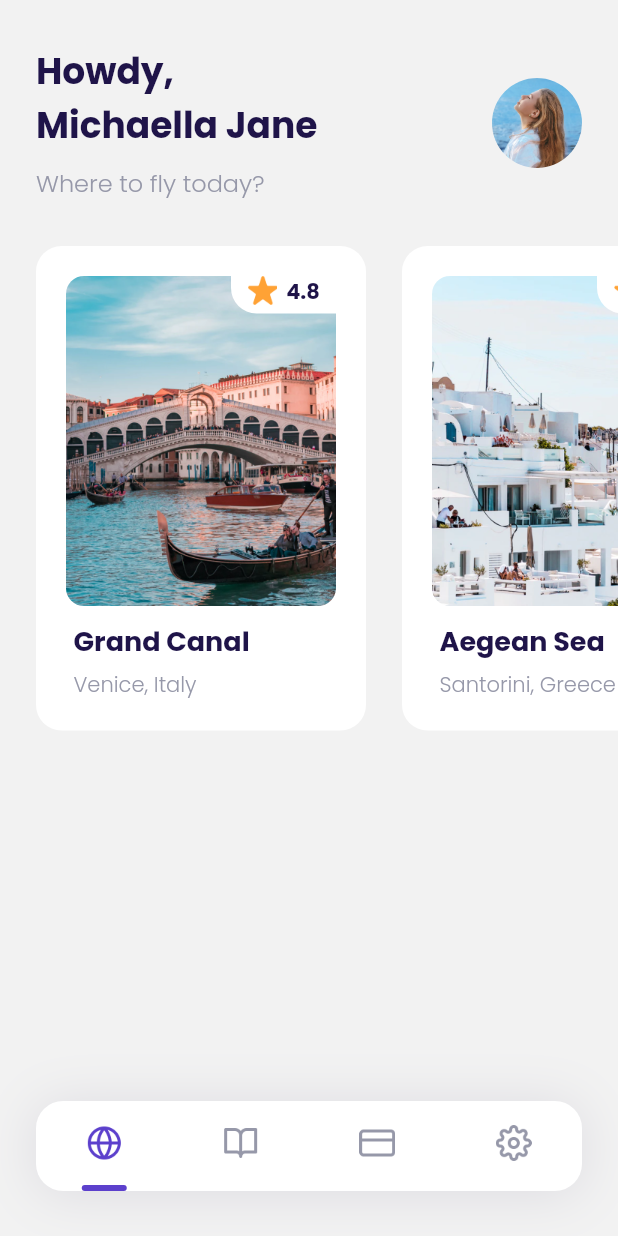
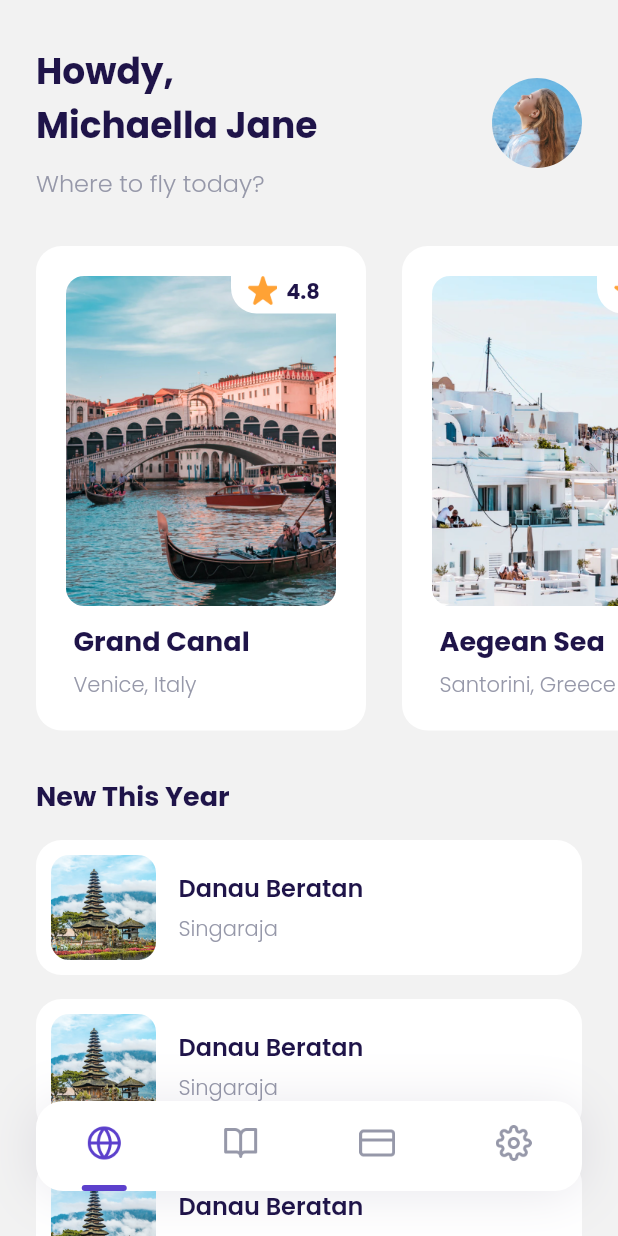
Before and after one commit to davadaviar/travel-app-intro, a Flutter app: the MainPage screen opened by its route, on a phone screen of 412 x 824 dp. Run offline on Flutter 3.47's test engine with Material 2 defaults, Android fonts, the phone set to English and light mode, and no system bars; our stand-ins replace google_fonts.

Commit message:
Add new destination section

```diff
--- a/lib/ui/pages/home_page.dart
+++ b/lib/ui/pages/home_page.dart
@@ -1,5 +1,6 @@
 import 'package:flutter/material.dart';
 import 'package:flutter_travel_bwa/ui/widgets/custom_destination_card.dart';
+import 'package:flutter_travel_bwa/ui/widgets/custom_new_destination.dart';
 import '../../shared/theme.dart';
 
 class HomePage extends StatelessWidget {
@@ -97,10 +98,39 @@ class HomePage extends StatelessWidget {
       );
     }
 
+    ;
+
+    Widget newDestination() {
+      return Container(
+        margin: EdgeInsets.only(
+          top: 30,
+          left: defaultMargin,
+          right: defaultMargin,
+        ),
+        child: Column(
+          crossAxisAlignment: CrossAxisAlignment.start,
+          children: [
+            Text(
+              'New This Year',
+              style: blackTextStyle.copyWith(
+                fontSize: 18,
+                fontWeight: bold,
+              ),
+            ),
+            CustomNewDestination(),
+            CustomNewDestination(),
+            CustomNewDestination(),
+            CustomNewDestination(),
+          ],
+        ),
+      );
+    }
+
     return ListView(
       children: [
         header(),
         popularDestination(),
+        newDestination(),
       ],
     );
   }
--- /dev/null
+++ b/lib/ui/widgets/custom_new_destination.dart
@@ -0,0 +1,57 @@
+import 'package:flutter/material.dart';
+import '../../shared/theme.dart';
+
+class CustomNewDestination extends StatelessWidget {
+  const CustomNewDestination({super.key});
+
+  @override
+  Widget build(BuildContext context) {
+    return Container(
+      margin: EdgeInsets.only(top: 16),
+      padding: EdgeInsets.all(10),
+      decoration: BoxDecoration(
+        color: kWhiteColor,
+        borderRadius: BorderRadius.circular(defaultRadius),
+      ),
+      child: Row(
+        children: [
+          Container(
+            width: 70,
+            height: 70,
+            decoration: BoxDecoration(
+              borderRadius: BorderRadius.circular(12),
+              image: DecorationImage(
+                image: AssetImage('assets/image_destination6.png'),
+              ),
+            ),
+          ),
+          SizedBox(
+            width: 15,
+          ),
+          Column(
+            crossAxisAlignment: CrossAxisAlignment.start,
+            children: [
+              Text(
+                'Danau Beratan',
+                style: blackTextStyle.copyWith(
+                  fontSize: 16,
+                  fontWeight: semiBold,
+                ),
+              ),
+              SizedBox(
+                height: 5,
+              ),
+              Text(
+                'Singaraja',
+                style: greyTextStyle.copyWith(
+                  fontSize: 14,
+                  fontWeight: light,
+                ),
+              )
+            ],
+          ),
+        ],
+      ),
+    );
+  }
+}
```
